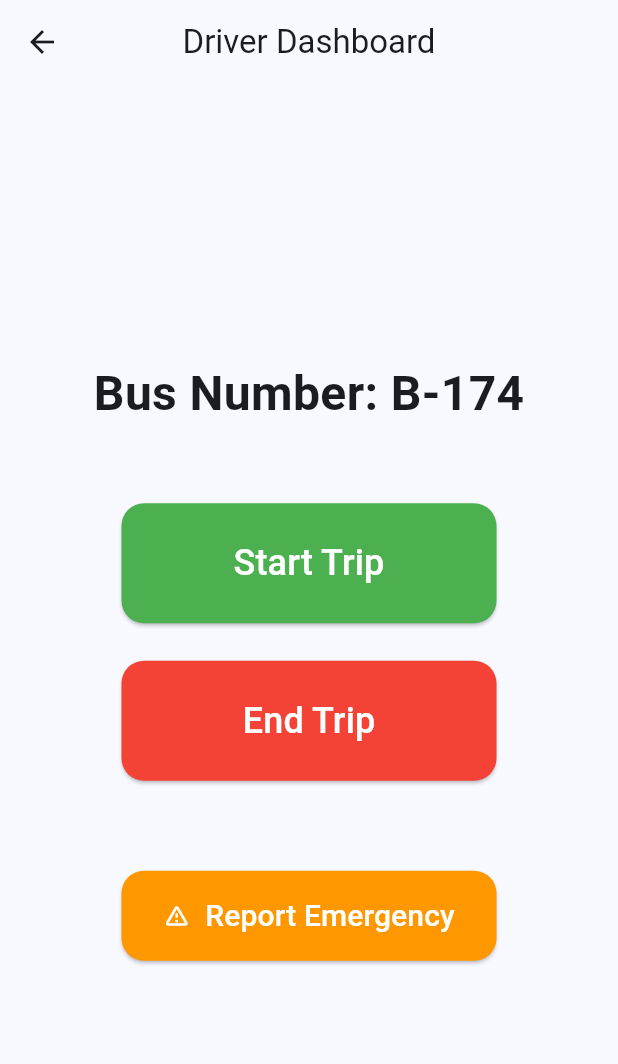
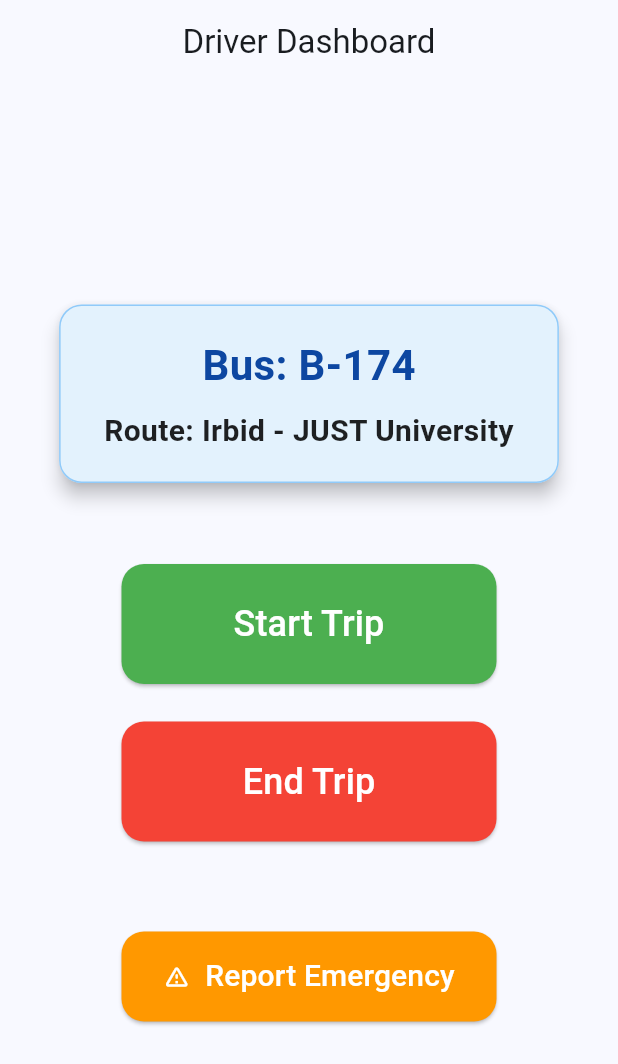
Before and after one commit to IbrahimAlk812/JustBusTracker, a Flutter app: the DriverScreen screen opened directly, after a tap on "Start Trip", on a phone screen of 412 x 824 dp. Shown: the top 1064 px of the screen. Run offline on Flutter 3.47's test engine with Material 3 defaults, Android fonts, the phone set to English and light mode, and no system bars; our stand-ins replace supabase_flutter; accounts and stored records are empty.

Commit message:
Ibrahim: Finished Driver Dashboard UI with Modular Bus Info Card

```diff
--- a/lib/main.dart
+++ b/lib/main.dart
@@ -5,6 +5,7 @@ import 'package:just_bus_tracker/screens/student/login_screen.dart';
 import 'package:just_bus_tracker/screens/student/student_home_screen.dart';
 import 'package:just_bus_tracker/screens/supervisor/supervisor_dashboard.dart';
 import 'package:just_bus_tracker/screens/supervisor/supervisor_bus_table.dart';
+import 'package:just_bus_tracker/screens/driver/bus_info_card.dart';
 import 'package:just_bus_tracker/screens/driver/driver_screen.dart';
 
 // ... other imports ...
@@ -32,7 +33,7 @@ class MyApp extends StatelessWidget {
       title: 'Just Bus Tracker',
       theme: ThemeData(useMaterial3: true, colorSchemeSeed: Colors.blue),
 
-      home: const BusListViewScreen(),
+      home: const DriverScreen(),
     );
   }
 }
--- /dev/null
+++ b/lib/screens/driver/bus_info_card.dart
@@ -0,0 +1,84 @@
+import 'package:flutter/material.dart';
+import 'package:supabase_flutter/supabase_flutter.dart';
+
+class BusInfoCard extends StatefulWidget {
+  const BusInfoCard({Key? key}) : super(key: key);
+
+  @override
+  State<BusInfoCard> createState() => _BusInfoCardState();
+}
+
+class _BusInfoCardState extends State<BusInfoCard> {
+  String busNumber = "Loading...";
+  String routeName = "Loading...";
+
+  @override
+  void initState() {
+    super.initState();
+    fetchBusAndRouteData();
+  }
+
+  Future<void> fetchBusAndRouteData() async {
+    try {
+      /* // هاض كود الربط الفعلي مع Supabase (عدل أسماء الجداول حسب اللي عندك)
+      final response = await Supabase.instance.client
+          .from('buses') // اسم الجدول
+          .select('bus_number, route_name')
+          .limit(1) // جلب باص السائق الحالي
+          .single();
+
+      setState(() {
+        busNumber = response['bus_number'];
+        routeName = response['route_name'];
+      });
+      */
+
+      // قيم مؤقتة للفحص عشان ما يضرب معك المحاكي قبل ربط الجداول
+      await Future.delayed(const Duration(seconds: 1)); // محاكاة وقت التحميل
+      setState(() {
+        busNumber = "B-174";
+        routeName = "Irbid - JUST University";
+      });
+    } catch (e) {
+      print("Error fetching data: $e");
+    }
+  }
+
+  @override
+  Widget build(BuildContext context) {
+    return Card(
+      elevation: 5,
+      color: Colors.blue.shade50,
+      shape: RoundedRectangleBorder(
+        borderRadius: BorderRadius.circular(15),
+        side: BorderSide(color: Colors.blue.shade200, width: 1),
+      ),
+      child: Padding(
+        padding: const EdgeInsets.symmetric(vertical: 20.0, horizontal: 30.0),
+        child: Column(
+          children: [
+            Text(
+              'Bus: $busNumber',
+              // 1️⃣ التعديل هنا: إزالة const وتعديل اسم اللون إلى Colors.blue.shade900
+              style: TextStyle(
+                fontSize: 28,
+                fontWeight: FontWeight.bold,
+                color: Colors.blue.shade900,
+              ),
+            ),
+            const SizedBox(height: 10),
+            Text(
+              'Route: $routeName',
+              style: const TextStyle(
+                fontSize: 20,
+                fontWeight: FontWeight.w600,
+                color: Colors.black87,
+              ),
+              textAlign: TextAlign.center,
+            ),
+          ],
+        ),
+      ),
+    );
+  }
+}
--- a/lib/screens/driver/driver_screen.dart
+++ b/lib/screens/driver/driver_screen.dart
@@ -1,4 +1,6 @@
 import 'package:flutter/material.dart';
+// استدعاء ملف البطاقة اللي انت عملته
+import 'package:just_bus_tracker/screens/driver/bus_info_card.dart';
 
 class DriverScreen extends StatefulWidget {
   const DriverScreen({Key? key}) : super(key: key);
@@ -8,19 +10,17 @@ class DriverScreen extends StatefulWidget {
 }
 
 class _DriverScreenState extends State<DriverScreen> {
-  final String busNumber = "B-174";
 
   void startTrip() {
-    print("Trip started for bus $busNumber");
+    print("Trip started");
   }
 
   void endTrip() {
-    print("Trip ended for bus $busNumber");
+    print("Trip ended");
   }
 
   void reportEmergency() {
-    print("Emergency reported for bus $busNumber");
-    // سيتم لاحقاً إضافة كود إرسال تنبيه الطوارئ إلى Supabase هنا
+    print("Emergency reported!");
   }
 
   @override
@@ -31,17 +31,13 @@ class _DriverScreenState extends State<DriverScreen> {
         centerTitle: true,
       ),
       body: Center(
-        child: SingleChildScrollView( // أضفناها لتجنب أي Overflow في الشاشات الصغيرة
+        child: SingleChildScrollView(
           child: Column(
             mainAxisAlignment: MainAxisAlignment.center,
             children: [
-              Text(
-                'Bus Number: $busNumber',
-                style: const TextStyle(
-                  fontSize: 32,
-                  fontWeight: FontWeight.bold,
-                ),
-              ),
+              // استدعاء البطاقة من الملف الثاني
+              const BusInfoCard(),
+
               const SizedBox(height: 50),
 
               // زر بدء الرحلة
@@ -50,14 +46,9 @@ class _DriverScreenState extends State<DriverScreen> {
                 style: ElevatedButton.styleFrom(
                   backgroundColor: Colors.green,
                   minimumSize: const Size(250, 80),
-                  shape: RoundedRectangleBorder(
-                    borderRadius: BorderRadius.circular(15),
-                  ),
+                  shape: RoundedRectangleBorder(borderRadius: BorderRadius.circular(15)),
                 ),
-                child: const Text(
-                  'Start Trip',
-                  style: TextStyle(fontSize: 24, color: Colors.white),
-                ),
+                child: const Text('Start Trip', style: TextStyle(fontSize: 24, color: Colors.white)),
               ),
               const SizedBox(height: 25),
 
@@ -67,38 +58,26 @@ class _DriverScreenState extends State<DriverScreen> {
                 style: ElevatedButton.styleFrom(
                   backgroundColor: Colors.red,
                   minimumSize: const Size(250, 80),
-                  shape: RoundedRectangleBorder(
-                    borderRadius: BorderRadius.circular(15),
-                  ),
+                  shape: RoundedRectangleBorder(borderRadius: BorderRadius.circular(15)),
                 ),
-                child: const Text(
-                  'End Trip',
-                  style: TextStyle(fontSize: 24, color: Colors.white),
-                ),
+                child: const Text('End Trip', style: TextStyle(fontSize: 24, color: Colors.white)),
               ),
-
-              // مسافة فاصلة لتمييز زر الطوارئ
               const SizedBox(height: 60),
 
-              // زر الطوارئ الجديد
+              // زر الطوارئ
               ElevatedButton(
                 onPressed: reportEmergency,
                 style: ElevatedButton.styleFrom(
-                  backgroundColor: Colors.orange, // لون تحذيري
+                  backgroundColor: Colors.orange,
                   minimumSize: const Size(250, 60),
-                  shape: RoundedRectangleBorder(
-                    borderRadius: BorderRadius.circular(15),
-                  ),
+                  shape: RoundedRectangleBorder(borderRadius: BorderRadius.circular(15)),
                 ),
                 child: const Row(
                   mainAxisSize: MainAxisSize.min,
                   children: [
                     Icon(Icons.warning_amber_rounded, color: Colors.white),
                     SizedBox(width: 10),
-                    Text(
-                      'Report Emergency',
-                      style: TextStyle(fontSize: 20, color: Colors.white),
-                    ),
+                    Text('Report Emergency', style: TextStyle(fontSize: 20, color: Colors.white)),
                   ],
                 ),
               ),
```
